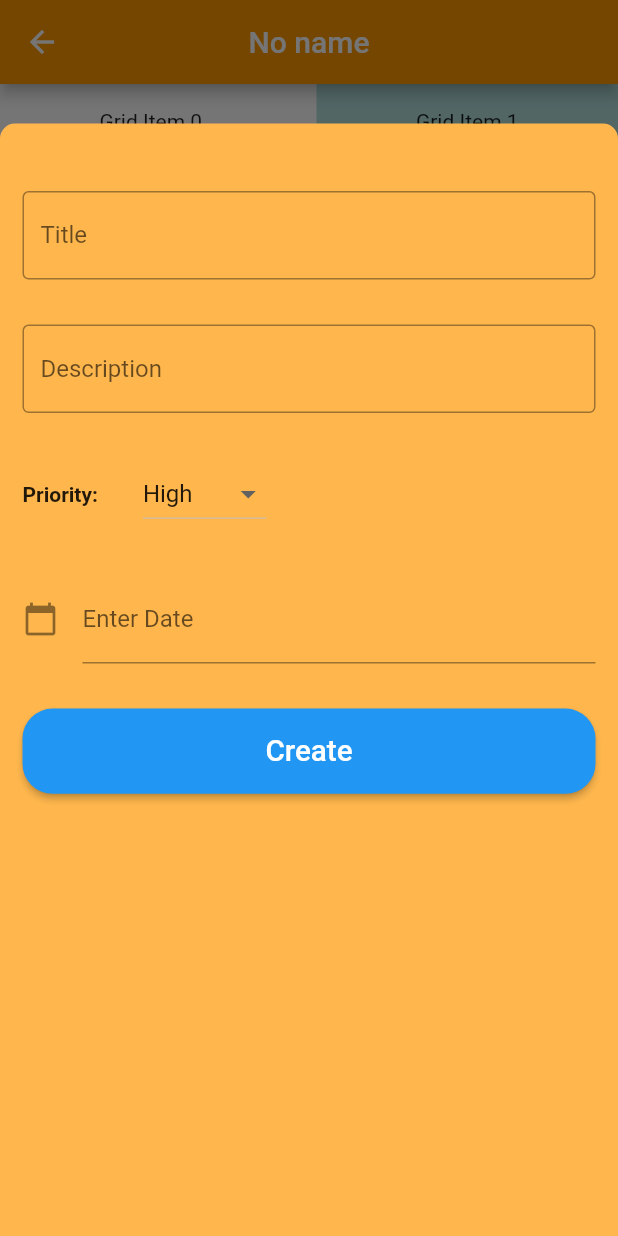
After one commit to gikKid/SimplePlanner, a Flutter app: the _ProjectBody screen opened directly, after a tap on the "add" icon, on a phone screen of 412 x 824 dp. The commit adds this screen. Run offline on Flutter 3.47's test engine with Material 2 defaults, Android fonts, the phone set to English and light mode, and no system bars; our stand-ins replace hive, hive_flutter, image_picker, shared_preferences; accounts and stored records are empty.

Commit message:
create project screen w/ logic(only test UI)

```diff
--- a/lib/domain/constants.dart
+++ b/lib/domain/constants.dart
@@ -10,6 +10,7 @@ const settingsWidgetRouterName = "settings_Route";
 const noteWidgetRouteName = "note_Route";
 const projectsWidgetRouteName = "projects_Route";
 const createProjectRouteName = "createProject_Route";
+const projectRouteName = "project_Route";
 const loginTitleButton = "Sign in";
 const registerTitleButton = "Register";
 const titleNameApp = "Simple planner";
@@ -65,6 +66,9 @@ const createProject = "Create project";
 const selectAll = "Select all";
 const deselectAll = "Deselect all";
 const color = "Color";
+const description = "Description";
+const priority = "Priority";
+const priorityData = ["High", "Medium", "Low"];
 
 List<CustomColorData> colorsData = [
   CustomColorData(hex: "b8256f", name: "Berry red"),
--- a/lib/entity/project.dart
+++ b/lib/entity/project.dart
@@ -37,10 +37,10 @@ class ProjectCategory {
 
 class ProjectTask {
   String name;
-  String description;
+  String? description;
   bool isFinished;
   int priority;
-  DateTime time;
+  DateTime? time;
   DateTime timeFinished;
 
   ProjectTask({
--- a/lib/main.dart
+++ b/lib/main.dart
@@ -1,7 +1,6 @@
 import 'package:flutter/material.dart';
 import 'package:hive_flutter/hive_flutter.dart';
 import 'package:todo_application/application/my_app.dart';
-import 'package:hive/hive.dart';
 
 void main() async {
   WidgetsFlutterBinding.ensureInitialized();
--- a/lib/ui/navigation/main_navigation.dart
+++ b/lib/ui/navigation/main_navigation.dart
@@ -1,6 +1,7 @@
 import 'package:todo_application/domain/constants.dart';
 import 'package:flutter/material.dart';
 import 'package:todo_application/ui/widgets/screens/note/note_widget.dart';
+import 'package:todo_application/ui/widgets/screens/project/project_widget.dart';
 
 class MainNavigation {
   static void showLoginScreen(BuildContext context) {
@@ -47,4 +48,9 @@ class MainNavigation {
     Navigator.of(context)
         .pushNamed(createProjectRouteName);
   }
+
+  static void showProjectScreen(BuildContext context, ProjectWidgetConfiguration configuration) {
+    Navigator.of(context)
+        .pushNamed(projectRouteName, arguments: configuration);
+  }
 }
--- /dev/null
+++ b/lib/ui/widgets/components/createTaskWidget.dart
@@ -0,0 +1,88 @@
+import 'package:flutter/material.dart';
+import 'package:intl/intl.dart';
+
+import 'package:todo_application/domain/constants.dart';
+import 'package:todo_application/ui/widgets/components/continueButton.dart';
+
+class CreateTaskWidget extends StatelessWidget {
+  final String? priorityValue;
+  final TextEditingController dateController;
+
+  const CreateTaskWidget({
+    Key? key,
+    this.priorityValue,
+    required this.dateController,
+  }) : super(key: key);
+
+  @override
+  Widget build(BuildContext context) {
+    return Padding(
+      padding: const EdgeInsets.all(15.0),
+      child: Column(
+        // mainAxisAlignment: MainAxisAlignment.center,
+        mainAxisSize: MainAxisSize.min,
+        children: [
+          const SizedBox(height: 30),
+          TextField(
+            decoration: const InputDecoration(
+                labelText: "Title", border: OutlineInputBorder()),
+            onChanged: (value) {},
+          ),
+          const SizedBox(height: 30),
+          TextField(
+              textInputAction: TextInputAction.done,
+              decoration: const InputDecoration(
+                  hintText: description, border: OutlineInputBorder()),
+              maxLines: null,
+              minLines: null,
+              onChanged: (value) {}),
+          const SizedBox(height: 30),
+          Row(
+            children: [
+              const Text("$priority:",
+                  style: TextStyle(fontWeight: FontWeight.bold)),
+              const SizedBox(width: 30),
+              DropdownButton<String>(
+                value: priorityValue,
+                items:
+                    priorityData.map<DropdownMenuItem<String>>((String value) {
+                  return DropdownMenuItem<String>(
+                    value: value,
+                    child: Text(
+                      value,
+                    ),
+                  );
+                }).toList(),
+                onChanged: (value) {},
+              ),
+            ],
+          ),
+          const SizedBox(height: 30),
+          TextField(
+              controller: dateController,
+              decoration: const InputDecoration(
+                  icon: Icon(Icons.calendar_today), labelText: "Enter Date"),
+              readOnly: true,
+              onTap: () async {
+                DateTime? pickedDate = await showDatePicker(
+                    context: context,
+                    initialDate: DateTime.now(),
+                    firstDate: DateTime.now(),
+                    lastDate: DateTime(2101));
+                if (pickedDate != null) {
+                  String formattedDate = DateFormat("yyyy-mm-dd").format(pickedDate);
+                  //FUTURE: update dateController.text : dateController.text = formattedDate.toString()
+                } else {
+                //FUTURE: show error alert
+                }
+              }),
+              const SizedBox(height: 30),
+              ContinueButton(
+              text: "Create",
+              press: (){},
+              backColor: Colors.blue)
+        ],
+      ),
+    );
+  }
+}
--- a/lib/ui/widgets/screens/blog/blog_widget.dart
+++ b/lib/ui/widgets/screens/blog/blog_widget.dart
@@ -12,17 +12,15 @@ class BlogWidget extends StatefulWidget {
 }
 
 class _BlogWidgetState extends State<BlogWidget> {
-  final _model = BlogViewModel();
 
   @override
   Widget build(BuildContext context) {
     return BlogWidgetModelProvider(
-        model: _model, child: const _BlogWidgetBody());
+        model: BlogViewModel(), child: const _BlogWidgetBody());
   }
 
   @override
   void dispose() {
-    _model.dispose();
     super.dispose();
   }
 }
--- /dev/null
+++ b/lib/ui/widgets/screens/project/project_model.dart
@@ -0,0 +1,67 @@
+import 'package:flutter/material.dart';
+import 'package:hive_flutter/hive_flutter.dart';
+import 'package:todo_application/domain/data_providers/box_manager.dart';
+import 'package:todo_application/ui/widgets/screens/project/project_widget.dart';
+import '../../../../entity/project.dart';
+
+class ProjectViewModel extends ChangeNotifier {
+  ProjectWidgetConfiguration configuration;
+  late final Future<Box<Project>> _projectsBox;
+  var project = Project(
+      name: "",
+      isFavorite: false,
+      hexColor: "",
+      categories: [],
+      commonTasks: []);
+  TextEditingController dateController = TextEditingController();
+
+  ProjectViewModel({
+    required this.configuration,
+  }) {
+    _setup();
+  }
+
+  void _setup() async {
+    _projectsBox = BoxManager.shared.openProjectsBox();
+    final savingProject =
+        (await _projectsBox).getAt(configuration.projectIndex);
+    if (savingProject != null) project = savingProject;
+
+    dateController.text = "";
+
+    notifyListeners();
+  }
+
+  @override
+  void dispose() async {
+    project.save();
+    await BoxManager.shared.closeBox((await _projectsBox));
+    super.dispose();
+  }
+}
+
+class ProjectWidgetModelProvider extends InheritedNotifier {
+  final ProjectViewModel model;
+  final Widget child;
+
+  const ProjectWidgetModelProvider(
+      {Key? key, required this.model, required this.child})
+      : super(key: key, notifier: model, child: child);
+
+  static ProjectWidgetModelProvider? of(BuildContext context) {
+    return context
+        .dependOnInheritedWidgetOfExactType<ProjectWidgetModelProvider>();
+  }
+
+  static ProjectWidgetModelProvider? watch(BuildContext context) {
+    return context
+        .dependOnInheritedWidgetOfExactType<ProjectWidgetModelProvider>();
+  }
+
+  static ProjectWidgetModelProvider? read(BuildContext context) {
+    final widget = context
+        .getElementForInheritedWidgetOfExactType<ProjectWidgetModelProvider>()
+        ?.widget;
+    return widget is ProjectWidgetModelProvider ? widget : null;
+  }
+}
--- /dev/null
+++ b/lib/ui/widgets/screens/project/project_widget.dart
@@ -0,0 +1,171 @@
+// ignore_for_file: public_member_api_docs, sort_constructors_first
+import 'package:flutter/material.dart';
+import 'package:provider/provider.dart';
+import 'package:todo_application/ui/widgets/components/createTaskWidget.dart';
+import 'package:todo_application/ui/widgets/screens/project/project_model.dart';
+
+import '../../../../domain/constants.dart';
+import '../../../../domain/data_providers/dark_theme_provider.dart';
+
+class ProjectWidgetConfiguration {
+  final int projectIndex;
+
+  ProjectWidgetConfiguration({
+    required this.projectIndex,
+  });
+}
+
+//MARK: WIDGET
+
+class ProjectWidget extends StatefulWidget {
+  final ProjectWidgetConfiguration configuration;
+
+  const ProjectWidget({super.key, required this.configuration});
+
+  @override
+  State<ProjectWidget> createState() => _ProjectWidgetState();
+}
+
+class _ProjectWidgetState extends State<ProjectWidget> {
+  late final ProjectViewModel _model;
+
+  @override
+  void initState() {
+    super.initState();
+    _model = ProjectViewModel(configuration: widget.configuration);
+  }
+
+  @override
+  Widget build(BuildContext context) {
+    final model = _model;
+    return ProjectWidgetModelProvider(
+        model: model, child: const _ProjectBody());
+  }
+
+  @override
+  void dispose() {
+    _model.dispose();
+    super.dispose();
+  }
+}
+
+class _ProjectBody extends StatelessWidget {
+  const _ProjectBody({super.key});
+
+  @override
+  Widget build(BuildContext context) {
+    final model = ProjectWidgetModelProvider.watch(context)?.model;
+
+    return Scaffold(
+      appBar: AppBar(
+        title: Text(model?.project.name ?? "No name"),
+        backgroundColor: Colors.orange,
+        centerTitle: true,
+      ),
+      bottomNavigationBar: const _BottomAppBarWidget(),
+      floatingActionButton: const _BottomFloationActionButton(),
+      floatingActionButtonLocation: FloatingActionButtonLocation.centerDocked,
+      body: CustomScrollView(
+        slivers: <Widget>[
+          SliverGrid(
+            gridDelegate: const SliverGridDelegateWithMaxCrossAxisExtent(
+              maxCrossAxisExtent: 200.0,
+              mainAxisSpacing: 10.0,
+              crossAxisSpacing: 10.0,
+              childAspectRatio: 4.0,
+            ),
+            delegate: SliverChildBuilderDelegate(
+              (BuildContext context, int index) {
+                // return ExpansionTile(
+                //     title: const Text(color),
+                //     expandedAlignment: Alignment.topLeft,
+                //     children: model.colorWidgets);
+                return Container(
+                  alignment: Alignment.center,
+                  color: Colors.teal[100 * (index % 9)],
+                  child: Text('Grid Item $index'),
+                );
+              },
+              childCount: 20,
+              //model?.project.categories.length
+            ),
+          ),
+          SliverFixedExtentList(
+            itemExtent: 50.0,
+            //model?.project.commonTasks.length.toDouble() ?? 0.0
+            delegate: SliverChildBuilderDelegate(
+              (BuildContext context, int index) {
+                return Container(
+                  alignment: Alignment.center,
+                  color: Colors.lightBlue[100 * (index % 9)],
+                  child: Text('List Item $index'),
+                );
+              },
+            ),
+          ),
+        ],
+      ),
+    );
+  }
+}
+
+class _BottomAppBarWidget extends StatelessWidget {
+  const _BottomAppBarWidget({super.key});
+
+  @override
+  Widget build(BuildContext context) {
+    final themeState = Provider.of<DarkThemeProvider>(context);
+    return BottomAppBar(
+      color: Colors.grey,
+      shape: const CircularNotchedRectangle(),
+      child: IconTheme(
+        data: IconThemeData(color: Theme.of(context).colorScheme.onPrimary),
+        child: Row(
+          children: [
+            IconButton(
+              onPressed: () => {},
+              icon: const Icon(Icons.edit_note),
+              color: themeState.darkTheme ? Colors.black : Colors.white,
+              tooltip: openSettingsTooltip,
+            ),
+          ],
+        ),
+      ),
+    );
+  }
+}
+
+class _BottomFloationActionButton extends StatelessWidget {
+  const _BottomFloationActionButton({super.key});
+
+  @override
+  Widget build(BuildContext context) {
+    final model = ProjectWidgetModelProvider.read(context)?.model;
+
+    return FloatingActionButton(
+      backgroundColor: Colors.orange,
+      onPressed: () {
+        showModalBottomSheet<void>(
+            isScrollControlled: true,
+            isDismissible: true,
+            shape: const RoundedRectangleBorder(
+                borderRadius: BorderRadius.only(
+                    topLeft: Radius.circular(10.0),
+                    topRight: Radius.circular(10.0))),
+            backgroundColor: Colors.orange[300],
+            context: context,
+            builder: (BuildContext context) {
+              return FractionallySizedBox(
+                  heightFactor: 0.9,
+                  child: CreateTaskWidget(
+                      priorityValue: priorityData.first,
+                      dateController: model?.dateController ?? TextEditingController()
+                  )
+                );
+            });
+      },
+      tooltip: createTaskTooltip,
+      child: const Icon(Icons.add),
+    );
+  }
+}
--- a/pubspec.yaml
+++ b/pubspec.yaml
@@ -39,6 +39,7 @@ dependencies:
   image_picker: ^0.8.6
   hive: ^2.0.4
   hive_flutter: ^1.0.0
+  intl: ^0.17.0
 
   # The following adds the Cupertino Icons font to your application.
   # Use with the CupertinoIcons class for iOS style icons.
```
Also changed, not shown: lib/application/my_app.dart (+8 -0 lines), lib/domain/theme_data.dart (+5 -5 lines), lib/ui/widgets/components/noteBody.dart (+2 -7 lines), lib/ui/widgets/screens/projects/projects_model.dart (+9 -3 lines), lib/ui/widgets/screens/projects/projects_widget.dart (+26 -15 lines), pubspec.lock.
